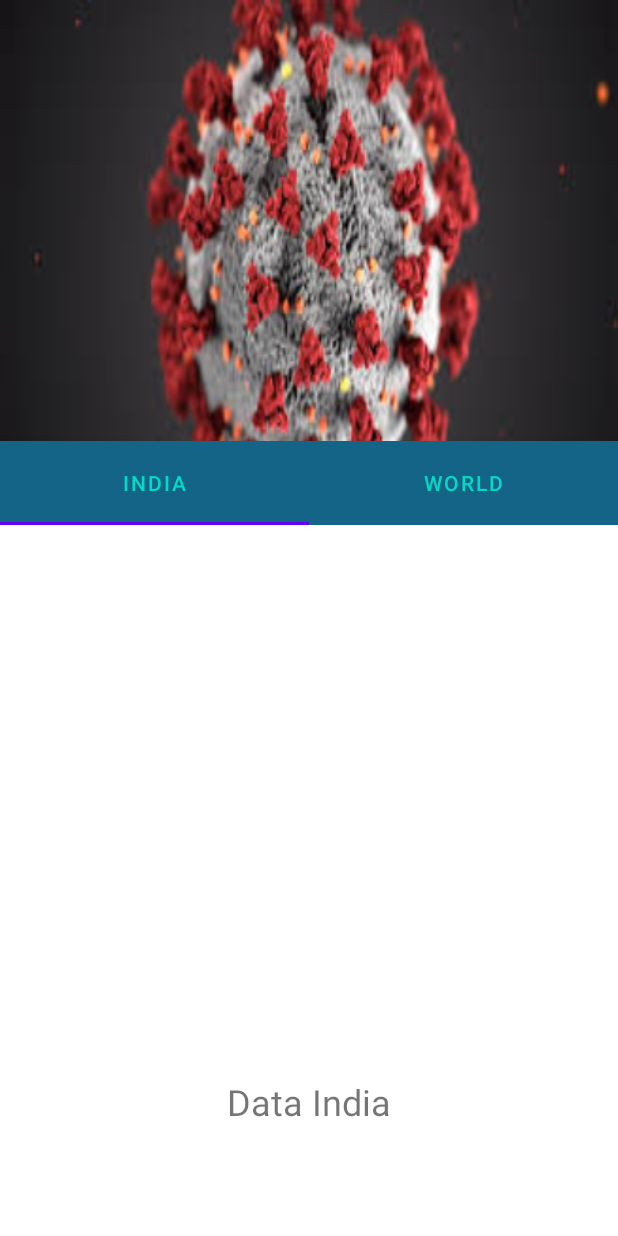
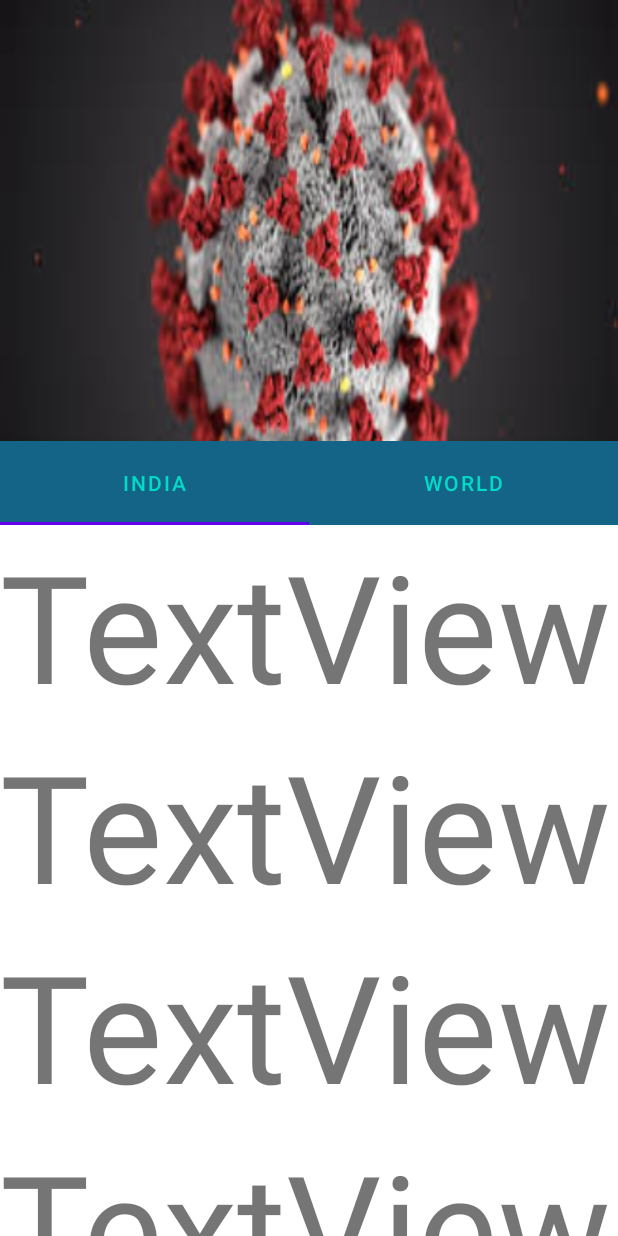
Before and after one commit to Bisht13/COVID-19-India, an Android app: the screen it shows after launch (MainActivity), on a phone screen of 412 x 824 dp. Run offline under Robolectric (Android 15) with nearby library versions, the phone set to English and light mode, and no system bars.

Commit message:
Making Fragments Scrollable

```diff
--- a/app/src/main/res/layout/activity_main.xml
+++ b/app/src/main/res/layout/activity_main.xml
@@ -19,8 +19,6 @@
             android:layout_height="match_parent"
             android:fitsSystemWindows="true"
             app:contentScrim="@color/colorAccent"
-            app:expandedTitleMarginStart="15dp"
-            app:expandedTitleMarginBottom="20dp"
             app:layout_scrollFlags="scroll|exitUntilCollapsed|snap"
             android:background="@drawable/download">
             <androidx.appcompat.widget.Toolbar
@@ -47,10 +45,11 @@
 
 
     </com.google.android.material.appbar.AppBarLayout>
+
     <androidx.viewpager.widget.ViewPager
+        android:id="@+id/viewPager"
         android:layout_width="match_parent"
-        android:layout_height="match_parent"
-        android:id="@+id/viewPager"
+        android:layout_height="wrap_content"
         app:layout_behavior="@string/appbar_scrolling_view_behavior" />
 
 
--- a/app/src/main/res/layout/data_india.xml
+++ b/app/src/main/res/layout/data_india.xml
@@ -1,19 +1,62 @@
 <?xml version="1.0" encoding="utf-8"?>
-<androidx.constraintlayout.widget.ConstraintLayout
+<androidx.coordinatorlayout.widget.CoordinatorLayout
     xmlns:android="http://schemas.android.com/apk/res/android"
-    xmlns:app="http://schemas.android.com/apk/res-auto"
     android:layout_width="match_parent"
     android:layout_height="match_parent"
     android:layout_gravity="center">
+    <androidx.core.widget.NestedScrollView
+        android:layout_width="match_parent"
+        android:layout_height="match_parent">
+        <RelativeLayout
+            android:layout_width="match_parent"
+            android:layout_height="match_parent">
+            <TextView
+                android:id="@+id/textView"
+                android:layout_width="wrap_content"
+                android:layout_height="wrap_content"
+                android:text="TextView"
+                android:textSize="100sp" />
 
-    <TextView
-        android:layout_width="wrap_content"
-        android:layout_height="wrap_content"
-        android:text="Data India"
-        android:textSize="24sp"
-        app:layout_constraintBottom_toBottomOf="parent"
-        app:layout_constraintEnd_toEndOf="parent"
-        app:layout_constraintStart_toStartOf="parent"
-        app:layout_constraintTop_toTopOf="parent" />
+            <TextView
+                android:id="@+id/textView1"
+                android:layout_width="wrap_content"
+                android:layout_height="wrap_content"
+                android:layout_below="@id/textView"
+                android:text="TextView"
+                android:textSize="100sp" />
 
-</androidx.constraintlayout.widget.ConstraintLayout>
+            <TextView
+                android:id="@+id/textView2"
+                android:layout_width="wrap_content"
+                android:layout_height="wrap_content"
+                android:layout_below="@id/textView1"
+                android:text="TextView"
+                android:textSize="100sp" />
+
+            <TextView
+                android:id="@+id/textView3"
+                android:layout_width="wrap_content"
+                android:layout_height="wrap_content"
+                android:layout_below="@id/textView2"
+                android:text="TextView"
+                android:textSize="100sp" />
+
+            <TextView
+                android:id="@+id/textView4"
+                android:layout_width="wrap_content"
+                android:layout_height="wrap_content"
+                android:layout_below="@id/textView3"
+                android:text="TextView"
+                android:textSize="100sp" />
+
+            <TextView
+                android:id="@+id/textView5"
+                android:layout_width="wrap_content"
+                android:layout_height="wrap_content"
+                android:layout_below="@id/textView4"
+                android:text="TextView"
+                android:textSize="100sp" />
+        </RelativeLayout>
+    </androidx.core.widget.NestedScrollView>
+
+</androidx.coordinatorlayout.widget.CoordinatorLayout>
--- a/app/src/main/res/layout/data_world.xml
+++ b/app/src/main/res/layout/data_world.xml
@@ -1,18 +1,17 @@
 <?xml version="1.0" encoding="utf-8"?>
-<androidx.constraintlayout.widget.ConstraintLayout
+<androidx.coordinatorlayout.widget.CoordinatorLayout
     xmlns:android="http://schemas.android.com/apk/res/android"
     xmlns:app="http://schemas.android.com/apk/res-auto"
     android:layout_width="match_parent"
     android:layout_height="match_parent"
     android:layout_gravity="center">
-
-    <TextView
-        android:layout_width="wrap_content"
-        android:layout_height="wrap_content"
-        android:text="Data World"
-        android:textSize="24sp"
-        app:layout_constraintBottom_toBottomOf="parent"
-        app:layout_constraintEnd_toEndOf="parent"
-        app:layout_constraintStart_toStartOf="parent"
-        app:layout_constraintTop_toTopOf="parent" />
-</androidx.constraintlayout.widget.ConstraintLayout>
+    <androidx.core.widget.NestedScrollView
+        android:layout_width="match_parent"
+        android:layout_height="match_parent">
+        <TextView
+            android:layout_width="wrap_content"
+            android:layout_height="wrap_content"
+            android:text="Data World"
+            android:textSize="24sp"/>
+    </androidx.core.widget.NestedScrollView>
+</androidx.coordinatorlayout.widget.CoordinatorLayout>
```
